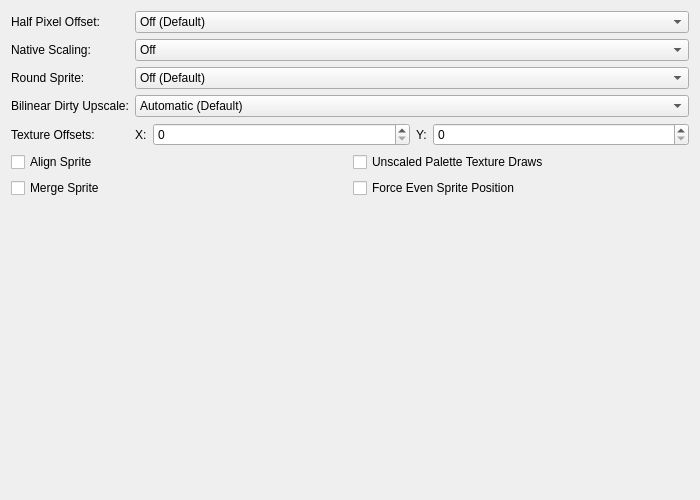
Before: the Qt Designer form pcsx2-qt/Settings/GraphicsUpscalingFixesSettingsTab.ui in PCSX2/pcsx2, drawn with Qt 5.
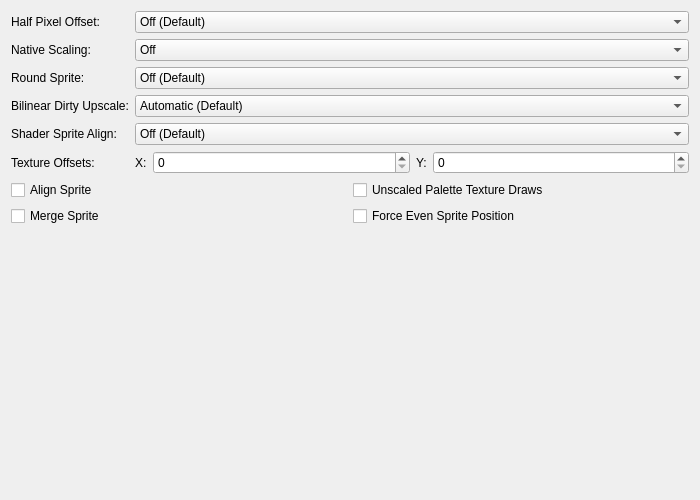
After: the same form once the commit is applied.

Commit message: GS:HW: Shader based sprite round/clamp/align for upscaling.

```diff
--- a/pcsx2-qt/Settings/GraphicsUpscalingFixesSettingsTab.ui
+++ b/pcsx2-qt/Settings/GraphicsUpscalingFixesSettingsTab.ui
@@ -14,7 +14,7 @@
    <string/>
   </property>
   <layout class="QGridLayout" name="gridLayout">
-   <item row="5" column="0" colspan="2">
+   <item row="7" column="0" colspan="2">
     <layout class="QGridLayout" name="upscalingFixesLayout_2">
      <item row="0" column="0">
       <widget class="QCheckBox" name="alignSprite">
@@ -148,14 +148,14 @@
      </item>
     </widget>
    </item>
-   <item row="4" column="0">
+   <item row="6" column="0">
     <widget class="QLabel" name="textureOffsetLabel">
      <property name="text">
       <string>Texture Offsets:</string>
      </property>
     </widget>
    </item>
-   <item row="4" column="1">
+   <item row="6" column="1">
     <layout class="QHBoxLayout" name="textureOffsetLayout" stretch="0,1,0,1">
      <item>
       <widget class="QLabel" name="textureOffsetXLabel">
@@ -193,6 +193,35 @@
      </item>
     </layout>
    </item>
+   <item row="4" column="0">
+    <widget class="QLabel" name="shaderSpriteAlignLabel">
+     <property name="text">
+      <string>Shader Sprite Align:</string>
+     </property>
+     <property name="buddy">
+      <cstring>shaderSpriteAlign</cstring>
+     </property>
+    </widget>
+   </item>
+   <item row="4" column="1">
+    <widget class="QComboBox" name="shaderSpriteAlign">
+     <item>
+      <property name="text">
+       <string>Off (Default)</string>
+      </property>
+     </item>
+     <item>
+      <property name="text">
+       <string>Align</string>
+      </property>
+     </item>
+     <item>
+      <property name="text">
+       <string>Align and Clamp</string>
+      </property>
+     </item>
+    </widget>
+   </item>
    <item row="3" column="0">
     <widget class="QLabel" name="bilinearHackLabel">
      <property name="text">
@@ -232,7 +261,7 @@
      </property>
     </widget>
    </item>
-   <item row="6" column="0">
+   <item row="8" column="0">
     <spacer name="verticalSpacer">
      <property name="orientation">
       <enum>Qt::Orientation::Vertical</enum>
```
The commit also changes 25 other files.
